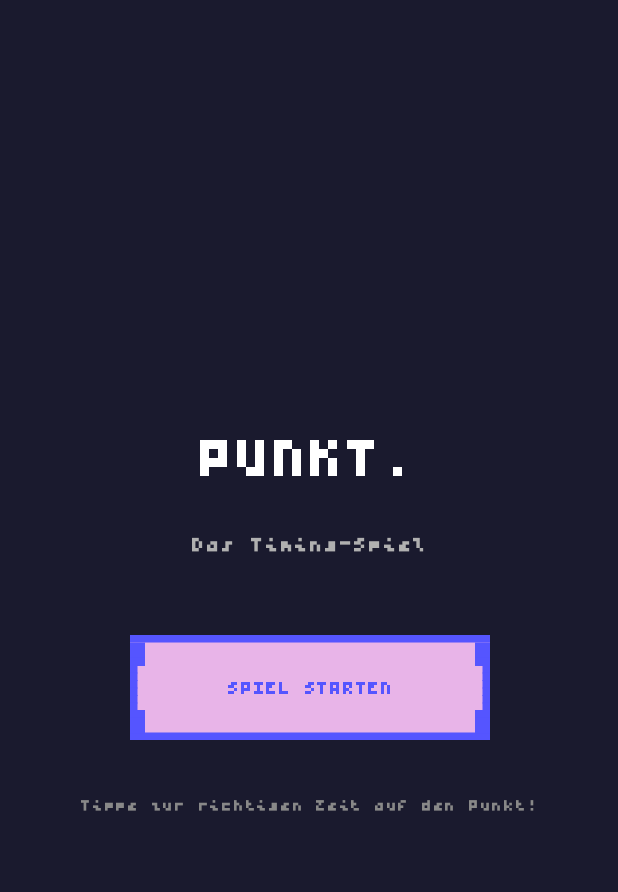
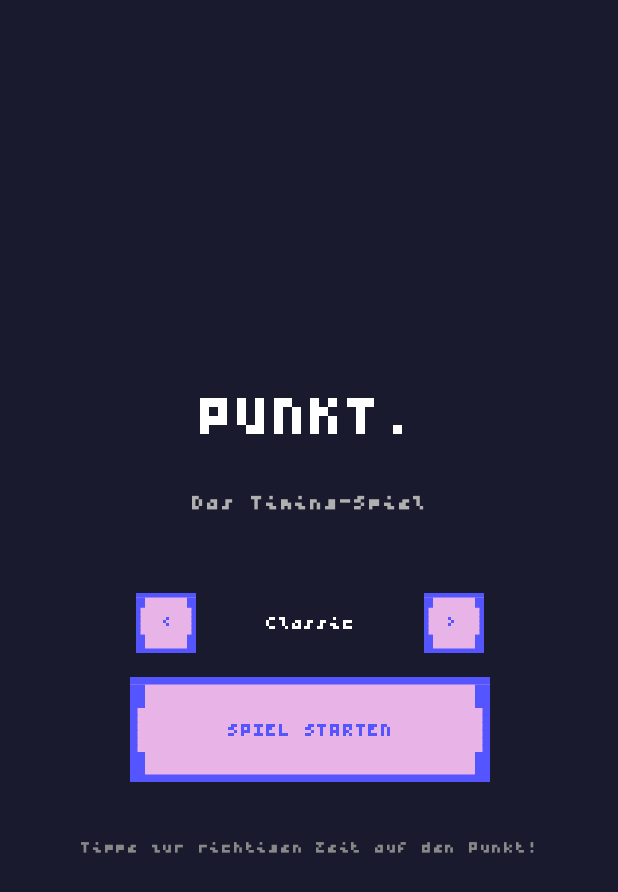
Before and after one commit to robinrehbein/dottie., an Android app built with Jetpack Compose: the screen it shows after launch (MainActivity), on a phone screen of 412 x 824 dp. Shown: the top 892 px of the screen. Run offline under Robolectric (Android 15) with nearby library versions, the phone set to English and light mode, and no system bars.

Commit message:
implement game modes

```diff
--- a/app/src/main/java/de/robinrehbein/punkt/MainActivity.kt
+++ b/app/src/main/java/de/robinrehbein/punkt/MainActivity.kt
@@ -13,6 +13,7 @@ import androidx.compose.material3.MaterialTheme
 import androidx.compose.material3.Surface
 import androidx.compose.runtime.*
 import androidx.compose.ui.Modifier
+import de.robinrehbein.punkt.game.models.GameMode
 import de.robinrehbein.punkt.ui.screens.GameScreen
 import de.robinrehbein.punkt.ui.screens.StartScreen
 import de.robinrehbein.punkt.ui.theme.PunktTheme
@@ -24,12 +25,11 @@ class MainActivity : ComponentActivity() {
         enableEdgeToEdge()
         setContent {
             PunktTheme {
-                val gameViewModel = remember { GameViewModel(this@MainActivity) }
                 Surface(
                     modifier = Modifier.fillMaxSize(),
                     color = MaterialTheme.colorScheme.background
                 ) {
-                    PunktApp(gameViewModel = gameViewModel)
+                    PunktApp()
                 }
             }
         }
@@ -37,12 +37,15 @@ class MainActivity : ComponentActivity() {
 }
 
 @Composable
-fun PunktApp(gameViewModel: GameViewModel) {
+fun PunktApp() {
     var currentScreen by remember { mutableStateOf("start") }
+    var selectedGameMode by remember { mutableStateOf(GameMode.CLASSIC) }
 
     when (currentScreen) {
         "start" -> {
             StartScreen(
+                selectedGameMode = selectedGameMode,
+                onGameModeChanged = { selectedGameMode = it },
                 onStartGame = {
                     currentScreen = "game"
                 }
@@ -50,7 +53,7 @@ fun PunktApp(gameViewModel: GameViewModel) {
         }
         "game" -> {
             GameScreen(
-                viewModel = gameViewModel,
+                gameMode = selectedGameMode,
                 onBackToStart = {
                     currentScreen = "start"
                 }
--- a/app/src/main/java/de/robinrehbein/punkt/game/logic/LevelManager.kt
+++ b/app/src/main/java/de/robinrehbein/punkt/game/logic/LevelManager.kt
@@ -1,15 +1,17 @@
 package de.robinrehbein.punkt.game.logic
 
 import de.robinrehbein.punkt.game.models.GameConfig
+import de.robinrehbein.punkt.game.models.GameMode
 import de.robinrehbein.punkt.game.models.LevelVariation
 
 class LevelManager {
-    fun getConfigForLevel(level: Int): GameConfig {
+    fun getConfigForLevel(level: Int, gameMode: GameMode = GameMode.CLASSIC): GameConfig {
 
         val variations = getVariationsForLevel(level)
 
         return GameConfig(
             level = level,
+            gameMode = gameMode,
             levelVariations = variations
         )
 
--- /dev/null
+++ b/app/src/main/java/de/robinrehbein/punkt/game/models/GameMode.kt
@@ -0,0 +1,9 @@
+package de.robinrehbein.punkt.game.models
+
+enum class GameMode(
+    val displayName: String
+) {
+    // CLASSIC, GHOST_POINT, MOVING_TARGET, VIBRATING_POINT, BOCCIA
+    CLASSIC("Classic"),
+    SPEEDRUN("Speedrun")
+}
--- a/app/src/main/java/de/robinrehbein/punkt/ui/screens/StartScreen.kt
+++ b/app/src/main/java/de/robinrehbein/punkt/ui/screens/StartScreen.kt
@@ -15,6 +15,7 @@ import androidx.compose.ui.tooling.preview.Preview
 import androidx.compose.ui.unit.dp
 import androidx.compose.ui.unit.sp
 import de.robinrehbein.punkt.R
+import de.robinrehbein.punkt.game.models.GameMode
 import de.robinrehbein.punkt.ui.components.PixelButton
 import de.robinrehbein.punkt.ui.theme.PunktTheme
 
@@ -29,11 +30,15 @@ private val Bytesized = FontFamily(
  * StartScreen composable that displays the game's main menu with a pixel art start button
  *
  * @param onStartGame Callback function to be invoked when the start game button is clicked
+ * @param selectedGameMode Currently selected game mode
+ * @param onGameModeChanged Callback function to be invoked when the game mode is changed
  * @param modifier Modifier to be applied to the screen
  */
 @Composable
 fun StartScreen(
     onStartGame: () -> Unit,
+    selectedGameMode: GameMode,
+    onGameModeChanged: (GameMode) -> Unit,
     modifier: Modifier = Modifier
 ) {
     Box(
@@ -67,8 +72,63 @@ fun StartScreen(
                 fontSize = 18.sp,
                 color = Color(0xFFB0B0B0),
                 textAlign = TextAlign.Center,
-                modifier = Modifier.padding(bottom = 48.dp)
+                modifier = Modifier.padding(bottom = 32.dp)
             )
+
+            // Gamemode Selector
+            Row(
+                horizontalArrangement = Arrangement.Center,
+                verticalAlignment = Alignment.CenterVertically,
+                modifier = Modifier.padding(vertical = 16.dp)
+            ) {
+                // Left Arrow
+                PixelButton(
+                    text = "<",
+                    onClick = {
+                        val modes = GameMode.values()
+                        val currentIndex = modes.indexOf(selectedGameMode)
+                        val previousIndex = if (currentIndex > 0) currentIndex - 1 else modes.size - 1
+                        onGameModeChanged(modes[previousIndex])
+                    },
+                    width = 40.dp,
+                    height = 40.dp,
+                    borderWidth = 3.dp,
+                    backgroundColor = Color(0xFFE8B4E8),
+                    borderColor = Color(0xFF5555FF),
+                    textColor = Color(0xFF5555FF)
+                )
+
+                Spacer(modifier = Modifier.width(16.dp))
+
+                // Current Mode Name
+                Text(
+                    text = selectedGameMode.displayName,
+                    color = Color.White,
+                    fontFamily = Bytesized,
+                    fontSize = 16.sp,
+                    textAlign = TextAlign.Center,
+                    modifier = Modifier.width(120.dp)
+                )
+
+                Spacer(modifier = Modifier.width(16.dp))
+
+                // Right Arrow
+                PixelButton(
+                    text = ">",
+                    onClick = {
+                        val modes = GameMode.values()
+                        val currentIndex = modes.indexOf(selectedGameMode)
+                        val nextIndex = if (currentIndex < modes.size - 1) currentIndex + 1 else 0
+                        onGameModeChanged(modes[nextIndex])
+                    },
+                    width = 40.dp,
+                    height = 40.dp,
+                    borderWidth = 3.dp,
+                    backgroundColor = Color(0xFFE8B4E8),
+                    borderColor = Color(0xFF5555FF),
+                    textColor = Color(0xFF5555FF)
+                )
+            }
 
             // Start Game Button using PixelArtButton
             PixelButton(
@@ -106,7 +166,9 @@ fun StartScreen(
 private fun StartScreenPreview() {
     PunktTheme {
         StartScreen(
-            onStartGame = { /* Preview action */ }
+            onStartGame = { /* Preview action */ },
+            selectedGameMode = GameMode.CLASSIC,
+            onGameModeChanged = { /* Preview action */ }
         )
     }
 }
--- a/app/src/main/java/de/robinrehbein/punkt/viewmodels/GameViewModel.kt
+++ b/app/src/main/java/de/robinrehbein/punkt/viewmodels/GameViewModel.kt
@@ -6,13 +6,17 @@ import androidx.lifecycle.ViewModel
 import androidx.lifecycle.viewModelScope
 import de.robinrehbein.punkt.game.engine.GameEngine
 import de.robinrehbein.punkt.game.engine.GameState
+import de.robinrehbein.punkt.game.models.GameMode
 import kotlinx.coroutines.flow.StateFlow
 import kotlinx.coroutines.launch
 
-class GameViewModel(private val context: Context) : ViewModel() {
+class GameViewModel(
+    private val context: Context,
+    private val gameMode: GameMode = GameMode.CLASSIC
+) : ViewModel() {
     private val vibrationManager = VibrationManager(context)
 
-    private val gameEngine = GameEngine(vibrationManager = vibrationManager)
+    private val gameEngine = GameEngine(vibrationManager = vibrationManager, gameMode = gameMode)
 
     val gameState: StateFlow<GameState> = gameEngine.gameState
 
```
Also changed, not shown: app/src/main/java/de/robinrehbein/punkt/game/engine/GameEngine.kt (+63 -9 lines), app/src/main/java/de/robinrehbein/punkt/game/models/GameConfig.kt (+9 -5 lines), app/src/main/java/de/robinrehbein/punkt/ui/screens/GameScreen.kt (+26 -1 lines).
